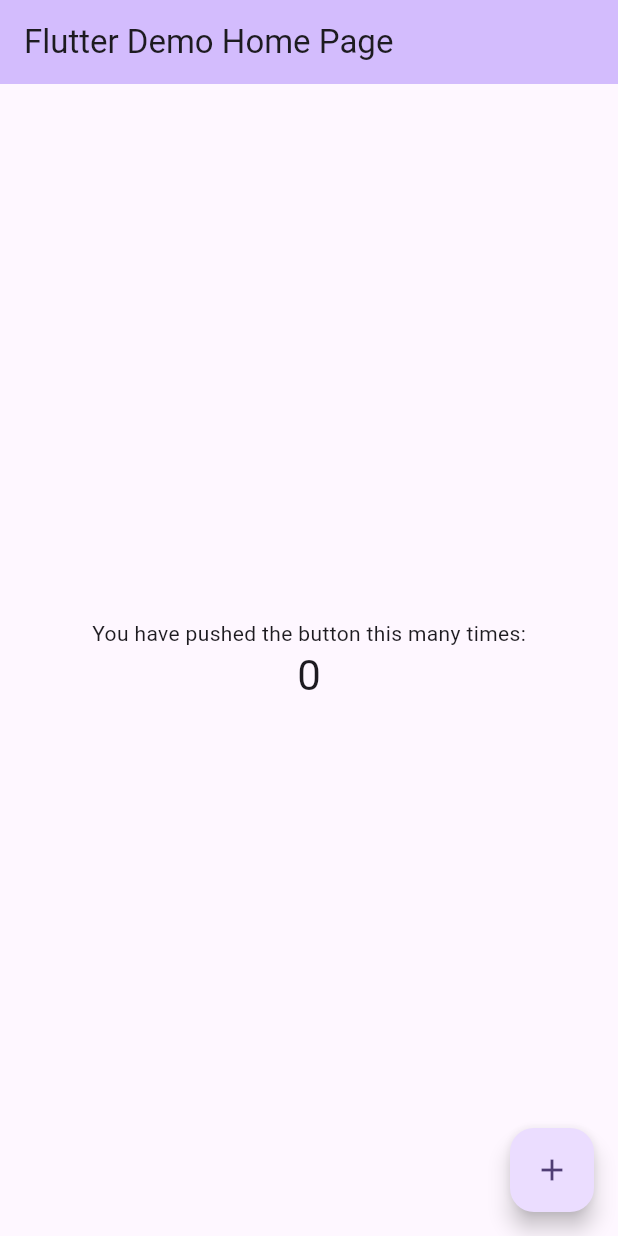
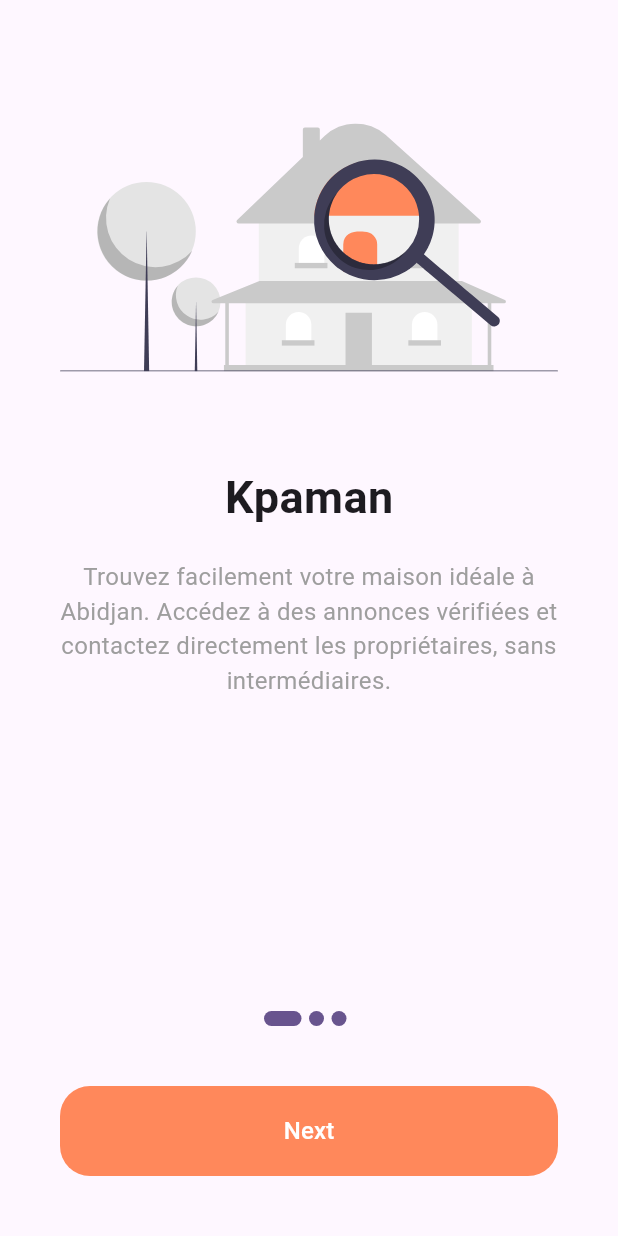
Before and after one commit to DvxdS/Kpaman, a Flutter app: the screen it shows after launch, on a phone screen of 412 x 824 dp. Run offline on Flutter 3.47's test engine with Material 3 defaults, Android fonts, the phone set to English and light mode, and no system bars; our stand-ins replace flutter_svg.

Commit message:
Onboarding pages

```diff
--- a/lib/main.dart
+++ b/lib/main.dart
@@ -1,4 +1,5 @@
 import 'package:flutter/material.dart';
+import './presentation/pages/onboarding/onboarding.dart';
 
 void main() {
   runApp(const MyApp());
@@ -11,115 +12,12 @@
   @override
   Widget build(BuildContext context) {
     return MaterialApp(
-      title: 'Flutter Demo',
+      title: 'Kpaman',
       theme: ThemeData(
-        // This is the theme of your application.
-        //
-        // TRY THIS: Try running your application with "flutter run". You'll see
-        // the application has a purple toolbar. Then, without quitting the app,
-        // try changing the seedColor in the colorScheme below to Colors.green
-        // and then invoke "hot reload" (save your changes or press the "hot
-        // reload" button in a Flutter-supported IDE, or press "r" if you used
-        // the command line to start the app).
-        //
-        // Notice that the counter didn't reset back to zero; the application
-        // state is not lost during the reload. To reset the state, use hot
-        // restart instead.
-        //
-        // This works for code too, not just values: Most code changes can be
-        // tested with just a hot reload.
         colorScheme: ColorScheme.fromSeed(seedColor: Colors.deepPurple),
         useMaterial3: true,
       ),
-      home: const MyHomePage(title: 'Flutter Demo Home Page'),
+      home: Onboarding(),
     );
   }
 }
-
-class MyHomePage extends StatefulWidget {
-  const MyHomePage({super.key, required this.title});
-
-  // This widget is the home page of your application. It is stateful, meaning
-  // that it has a State object (defined below) that contains fields that affect
-  // how it looks.
-
-  // This class is the configuration for the state. It holds the values (in this
-  // case the title) provided by the parent (in this case the App widget) and
-  // used by the build method of the State. Fields in a Widget subclass are
-  // always marked "final".
-
-  final String title;
-
-  @override
-  State<MyHomePage> createState() => _MyHomePageState();
-}
-
-class _MyHomePageState extends State<MyHomePage> {
-  int _counter = 0;
-
-  void _incrementCounter() {
-    setState(() {
-      // This call to setState tells the Flutter framework that something has
-      // changed in this State, which causes it to rerun the build method below
-      // so that the display can reflect the updated values. If we changed
-      // _counter without calling setState(), then the build method would not be
-      // called again, and so nothing would appear to happen.
-      _counter++;
-    });
-  }
-
-  @override
-  Widget build(BuildContext context) {
-    // This method is rerun every time setState is called, for instance as done
-    // by the _incrementCounter method above.
-    //
-    // The Flutter framework has been optimized to make rerunning build methods
-    // fast, so that you can just rebuild anything that needs updating rather
-    // than having to individually change instances of widgets.
-    return Scaffold(
-      appBar: AppBar(
-        // TRY THIS: Try changing the color here to a specific color (to
-        // Colors.amber, perhaps?) and trigger a hot reload to see the AppBar
-        // change color while the other colors stay the same.
-        backgroundColor: Theme.of(context).colorScheme.inversePrimary,
-        // Here we take the value from the MyHomePage object that was created by
-        // the App.build method, and use it to set our appbar title.
-        title: Text(widget.title),
-      ),
-      body: Center(
-        // Center is a layout widget. It takes a single child and positions it
-        // in the middle of the parent.
-        child: Column(
-          // Column is also a layout widget. It takes a list of children and
-          // arranges them vertically. By default, it sizes itself to fit its
-          // children horizontally, and tries to be as tall as its parent.
-          //
-          // Column has various properties to control how it sizes itself and
-          // how it positions its children. Here we use mainAxisAlignment to
-          // center the children vertically; the main axis here is the vertical
-          // axis because Columns are vertical (the cross axis would be
-          // horizontal).
-          //
-          // TRY THIS: Invoke "debug painting" (choose the "Toggle Debug Paint"
-          // action in the IDE, or press "p" in the console), to see the
-          // wireframe for each widget.
-          mainAxisAlignment: MainAxisAlignment.center,
-          children: <Widget>[
-            const Text(
-              'You have pushed the button this many times:',
-            ),
-            Text(
-              '$_counter',
-              style: Theme.of(context).textTheme.headlineMedium,
-            ),
-          ],
-        ),
-      ),
-      floatingActionButton: FloatingActionButton(
-        onPressed: _incrementCounter,
-        tooltip: 'Increment',
-        child: const Icon(Icons.add),
-      ), // This trailing comma makes auto-formatting nicer for build methods.
-    );
-  }
-}
--- /dev/null
+++ b/lib/presentation/pages/onboarding/onb_content.dart
@@ -0,0 +1,41 @@
+class OnbContent {
+  final String image;
+  final String title;
+  final String description;
+
+  OnbContent({
+    required this.image,
+    required this.title,
+    required this.description,
+  });
+}
+
+List<OnbContent> contents = [
+  OnbContent(
+    title : "Kpaman",
+    image: 'assets/house_searching.svg',
+    description:"Trouvez facilement votre maison idéale à Abidjan. "
+    "Accédez à des annonces vérifiées et contactez directement les propriétaires, sans intermédiaires."
+   ,
+
+  ),
+
+  OnbContent(
+    title : 'Securisez vous',
+    image: 'assets/security.svg',
+    description:"Rentrez en contact direct avec nos propriétaires"
+                " verifiés et Louez en toute securité",
+
+  ),
+
+  OnbContent(
+    title : "Gagnez du temps",
+    image: 'assets/time_management.svg',
+    description:" Votre nouveau chez vous juste   "
+    "a quelques clics de vous avec Kpaman sans effort"
+     "Cherchez et Louez depuis votre téléphone.",
+
+  ),
+
+
+];
--- /dev/null
+++ b/lib/presentation/pages/onboarding/onboarding.dart
@@ -0,0 +1,127 @@
+import 'package:flutter/material.dart';
+import 'package:flutter_svg/flutter_svg.dart';
+import 'onb_content.dart';
+
+class Onboarding extends StatefulWidget {
+  @override
+  _OnboardingState createState() => _OnboardingState();
+}
+
+class _OnboardingState extends State<Onboarding> {
+  int currentIndex = 0;
+  late PageController _controller;
+
+  @override
+  void initState() {
+    _controller = PageController(initialPage: 0);
+    super.initState();
+  }
+
+  @override
+  void dispose() {
+    _controller.dispose();
+    super.dispose();
+  }
+
+  @override
+  Widget build(BuildContext context) {
+    return Scaffold(
+      body: Column(
+        children: [
+          Expanded(
+            child: PageView.builder(
+              controller: _controller,
+              itemCount: contents.length,
+              onPageChanged: (int index) {
+                setState(() {
+                  currentIndex = index;
+                });
+              },
+              itemBuilder: (_, i) {
+                return Padding(
+                  padding: const EdgeInsets.all(40),
+                  child: SingleChildScrollView(  // Prevent overflow by enabling scrolling
+                    child: Column(
+                      mainAxisAlignment: MainAxisAlignment.center,  // Center the content
+                      children: [
+                        SvgPicture.asset(
+                          contents[i].image,
+                          height: 250,  // Adjust image size for better fit
+                        ),
+                        SizedBox(height: 20),  // Add spacing between image and text
+                        Text(
+                          contents[i].title,
+                          style: TextStyle(
+                            fontSize: 30,  // Adjust title size if necessary
+                            fontWeight: FontWeight.bold,
+                          ),
+                        ),
+                        SizedBox(height: 20),  // Add spacing before description
+                        Text(
+                          contents[i].description,  // The description text
+                          textAlign: TextAlign.center,
+                          style: TextStyle(
+                            fontSize: 16,  // Smaller font for the description
+                            color: Colors.grey,
+                          ),
+                        ),
+                      ],
+                    ),
+                  ),
+                );
+              },
+            ),
+          ),
+          Row(
+            mainAxisAlignment: MainAxisAlignment.center,
+            children: List.generate(
+              contents.length,
+              (index) => buildDot(index, context),
+            ),
+          ),
+          Container(
+            height: 60,
+            margin: EdgeInsets.all(40),
+            width: double.infinity,
+            child: TextButton(
+              onPressed: () {
+                if (currentIndex == contents.length - 1) {
+                  // Navigate to the next screen or home
+                } else {
+                  _controller.nextPage(
+                    duration: Duration(milliseconds: 100),
+                    curve: Curves.bounceIn,
+                  );
+                }
+              },
+              style: TextButton.styleFrom(
+                backgroundColor: Color(0xFFFF885B),  // Button color
+                foregroundColor: Colors.white,  // Text color
+                padding: EdgeInsets.all(16),  // Button padding
+                shape: RoundedRectangleBorder(
+                  borderRadius: BorderRadius.circular(20),
+                ),
+              ),
+              child: Text(
+                currentIndex == contents.length - 1 ? "Continue" : "Next",
+                style: TextStyle(fontSize: 16),
+              ),
+            ),
+          )
+        ],
+      ),
+    );
+  }
+
+  Container buildDot(int index, BuildContext context) {
+    return Container(
+      height: 10,
+      width: currentIndex == index ? 25 : 10,
+      margin: EdgeInsets.only(right: 5),
+      decoration: BoxDecoration(
+        borderRadius: BorderRadius.circular(20),
+        color: Theme.of(context).primaryColor,
+      ),
+    );
+  }
+}
--- a/pubspec.yaml
+++ b/pubspec.yaml
@@ -39,6 +39,7 @@ dependencies:
 dev_dependencies:
   flutter_test:
     sdk: flutter
+  flutter_svg: ^1.0.3
 
   # The "flutter_lints" package below contains a set of recommended lints to
   # encourage good coding practices. The lint set provided by the package is
@@ -52,7 +53,8 @@ dev_dependencies:
 
 # The following section is specific to Flutter packages.
 flutter:
-
+  assets:
+        - assets/
   # The following line ensures that the Material Icons font is
   # included with your application, so that you can use the icons in
   # the material Icons class.
```
Also changed, not shown: assets/house_searching.svg (added), assets/kpaman_logo.svg (added), assets/security.svg (added), assets/time_management.svg (added), pubspec.lock.
